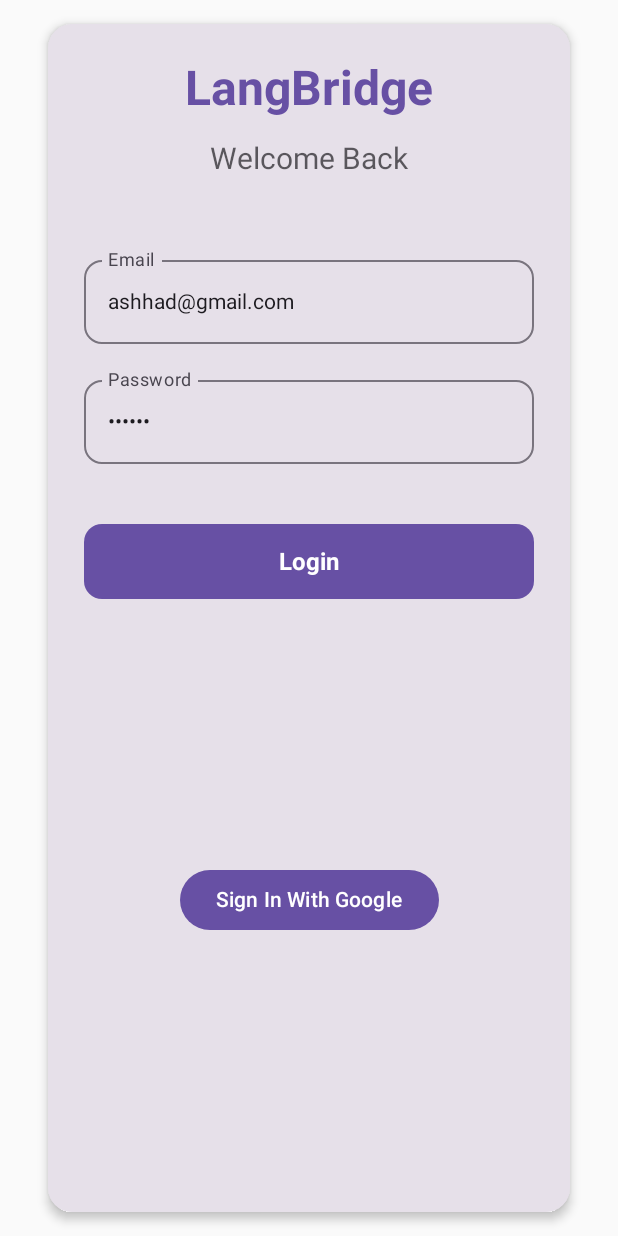
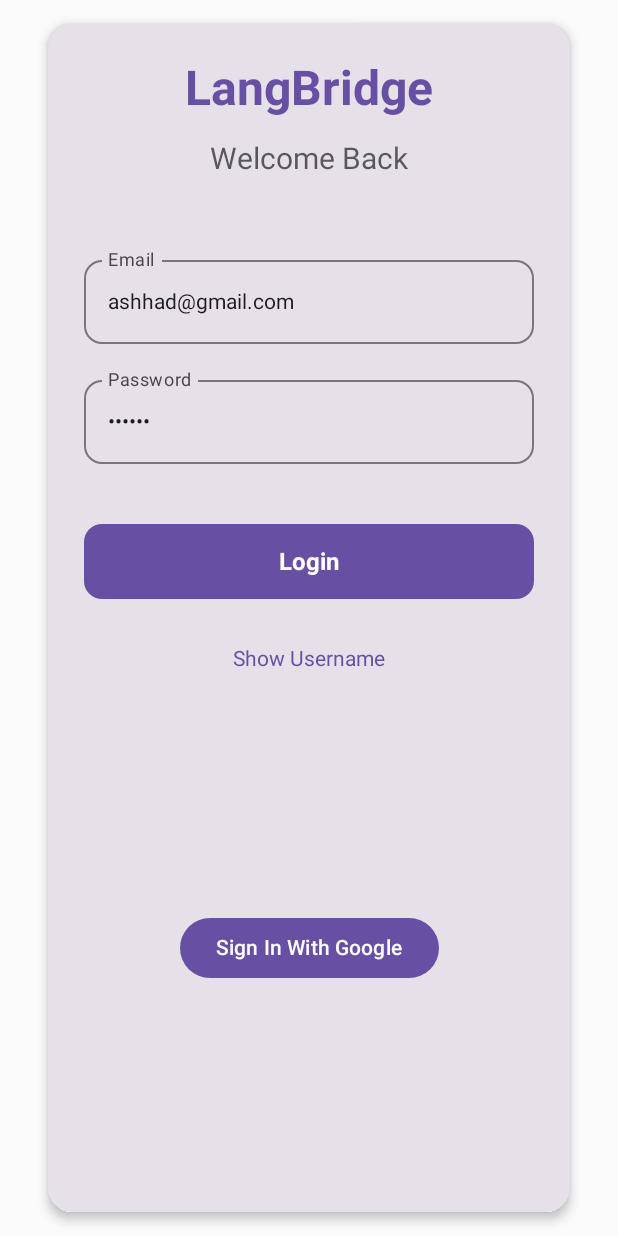
Before and after one commit to Bilal11123/LangBridge, an Android app built with Jetpack Compose: the screen it shows after launch (MainActivity), on a phone screen of 412 x 824 dp. Run offline under Robolectric (Android 15) with nearby library versions, the phone set to English and light mode, and no system bars; our stand-ins replace Firebase (no records; nobody signed in at launch, a user with empty details on screens opened directly).

Commit message:
Fifth Commit

```diff
--- a/app/src/main/java/com/example/langbridge/MainActivity.kt
+++ b/app/src/main/java/com/example/langbridge/MainActivity.kt
@@ -1,6 +1,7 @@
 package com.example.langbridge
 
 import android.app.Activity.RESULT_OK
+import androidx.compose.runtime.rememberCoroutineScope
 import android.os.Bundle
 import android.widget.Toast
 import androidx.activity.compose.rememberLauncherForActivityResult
@@ -53,6 +54,7 @@ class MainActivity : AppCompatActivity() {
 
             NavHost(navController = navController, startDestination = "login") {
                 composable("login") {
+                    val coroutineScope = rememberCoroutineScope()
                     val viewModel = viewModel<LoginViewModel>()
                     val state by viewModel.state.collectAsStateWithLifecycle()
                     val launcher = rememberLauncherForActivityResult(
@@ -76,11 +78,15 @@ class MainActivity : AppCompatActivity() {
                                 "Google Sign in Successful",
                                 Toast.LENGTH_LONG
                             ).show()
-                            Toast.makeText(
-                                applicationContext,
-                                googleAuthUiClient.getSignedInUser()?.username ?: "unknown",
-                                Toast.LENGTH_LONG
-                            ).show()
+//                            Toast.makeText(
+//                                applicationContext,
+//                                googleAuthUiClient.getSignedInUser()?.userEmail ?: "unknown",
+//                                Toast.LENGTH_LONG
+//                            ).show()
+//                            coroutineScope.launch {
+//                                viewModel.login(googleAuthUiClient.getSignedInUser()?.userEmail ?: "unknown",
+//                                    password)
+//                            }
                         }
                     }
 
@@ -96,9 +102,8 @@ class MainActivity : AppCompatActivity() {
                                 )
                             }
                         },
-                        googleAuthUiClient.getSignedInUser(),
+                        googleAuthUiClient,
                         navController
-
                     )
 //                    LoginScreen(navController)
                 }
--- a/app/src/main/java/com/example/langbridge/login/ui/LoginScreen.kt
+++ b/app/src/main/java/com/example/langbridge/login/ui/LoginScreen.kt
@@ -21,12 +21,14 @@ import androidx.compose.ui.text.input.ImeAction
 import androidx.compose.ui.text.input.PasswordVisualTransformation
 import androidx.compose.ui.unit.dp
 import androidx.compose.ui.unit.sp
+import androidx.lifecycle.compose.collectAsStateWithLifecycle
 import androidx.lifecycle.viewmodel.compose.viewModel
 import androidx.navigation.NavHostController
 import com.example.langbridge.Screens
 import com.example.langbridge.UserInfo
 import com.example.langbridge.login.data.models.SignInState
 import com.example.langbridge.login.data.models.UserData
+import com.example.langbridge.login.data.repository.GoogleAuthUiClient
 import kotlinx.coroutines.launch
 
 @OptIn(ExperimentalMaterial3Api::class)
@@ -34,7 +36,7 @@ import kotlinx.coroutines.launch
 fun LoginScreen(
     state: SignInState,
     onGoogleSignInClick: () -> Unit,
-    userData: UserData?,
+    googleAuthUiClient: GoogleAuthUiClient,
     navController: NavHostController,
     loginVM: LoginViewModel = viewModel(),
     ) {
@@ -57,6 +59,21 @@ fun LoginScreen(
     val error by loginVM.error
     val loginResponse by loginVM.loginResponse
     val coroutineScope = rememberCoroutineScope()
+    val state by loginVM.state.collectAsStateWithLifecycle()
+
+    LaunchedEffect(key1 = state.isSignInSuccessful) {
+        if (state.isSignInSuccessful){
+            Toast.makeText(
+                context,
+                googleAuthUiClient.getSignedInUser()?.userEmail ?: "unknown",
+                Toast.LENGTH_LONG
+            ).show()
+//                            coroutineScope.launch {
+//                                viewModel.login(googleAuthUiClient.getSignedInUser()?.userEmail ?: "unknown",
+//                                    password)
+//                            }
+        }
+    }
 
     Box(
         modifier = Modifier
@@ -158,16 +175,20 @@ fun LoginScreen(
                 }
 
                 // Sign Up Button
-//                TextButton(
-//                    onClick = { navController.navigate("sign_in")
-//                              },
-//                    modifier = Modifier.fillMaxWidth()
-//                ) {
-//                    Text(
-//                        text = "Login Using Google",
-//                        style = TextStyle(fontSize = 14.sp)
-//                    )
-//                }
+                TextButton(
+                    onClick = { Toast.makeText(
+                            context,
+                            googleAuthUiClient.getSignedInUser()?.username ?: "unknown",
+                            Toast.LENGTH_LONG
+                        ).show()
+                              },
+                    modifier = Modifier.fillMaxWidth()
+                ) {
+                    Text(
+                        text = "Show Username",
+                        style = TextStyle(fontSize = 14.sp)
+                    )
+                }
 
                 Box(
                     modifier = Modifier
@@ -179,6 +200,22 @@ fun LoginScreen(
                         Text(text = "Sign In With Google")
                     }
                 }
+//                Box(
+//                    modifier = Modifier
+//                        .fillMaxSize()
+//                        .padding(16.dp),
+//                    contentAlignment = Alignment.Center
+//                ){
+//                    Button(onClick = {
+//                        Toast.makeText(
+//                            context,
+//                            googleAuthUiClient.getSignedInUser()?.username ?: "unknown",
+//                            Toast.LENGTH_LONG
+//                        ).show()
+//                    }) {
+//                        Text(text = "Show username")
+//                    }
+//                }
 
             }
         }
```
